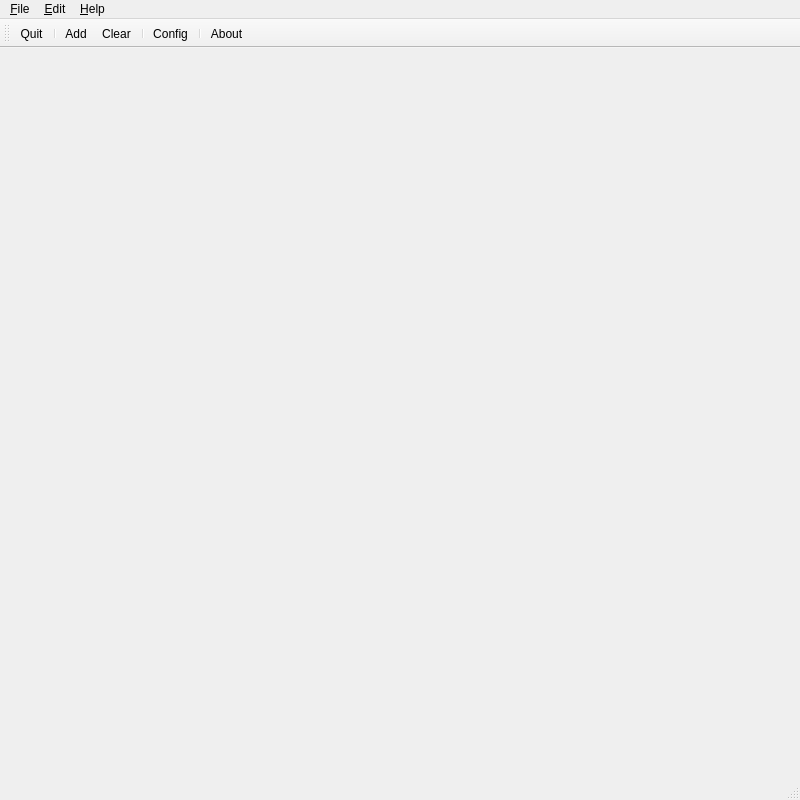
catraeus/dmmsnoop, file src/QVwMain.ui: the form before one commit.
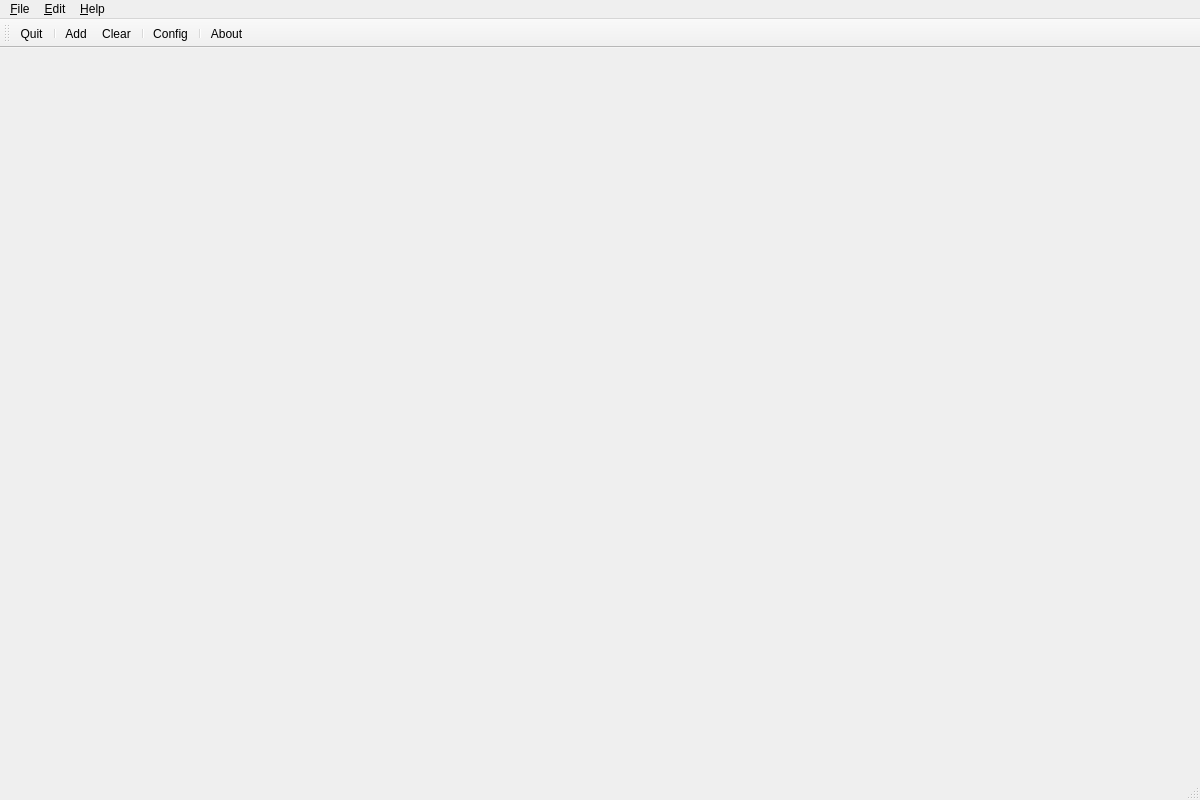
The form after the commit. Icons and pictures are not drawn.

```diff
--- a/src/QVwMain.ui
+++ b/src/QVwMain.ui
@@ -6,7 +6,7 @@
    <rect>
     <x>0</x>
     <y>0</y>
-    <width>800</width>
+    <width>1200</width>
     <height>800</height>
    </rect>
   </property>
```
